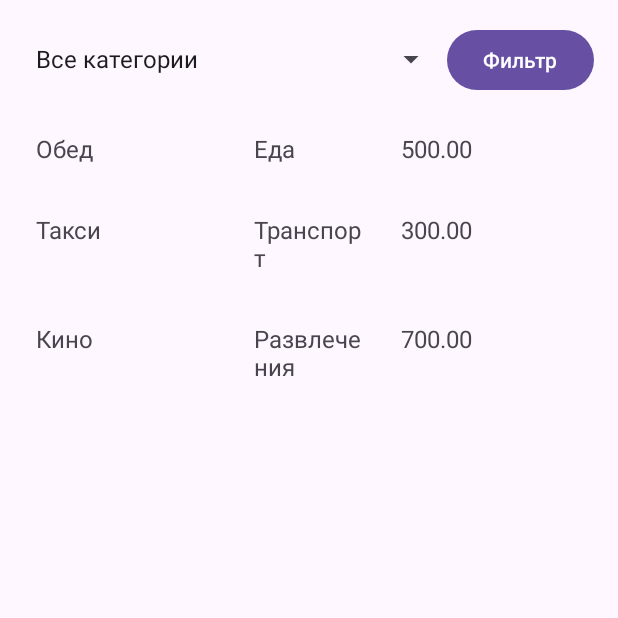
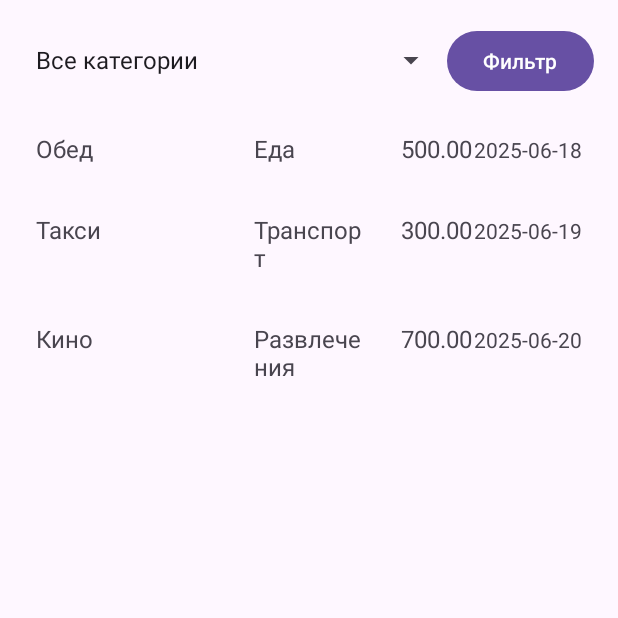
Before and after one commit to minnymaster/android, an Android app: the screen it shows after launch (ExpensesActivity), after a tap on "Траты", on a phone screen of 412 x 824 dp, the top half of it. Run offline under Robolectric (Android 15) with nearby library versions, the phone set to English and light mode, and no system bars; libraries missing offline, so code that uses them is left out: com.github.mikephil.charting; 20 statements that could not run were skipped.

Commit message:
feat: Фикс багов

```diff
--- a/app/src/main/java/org/hse/finance/DB.java
+++ b/app/src/main/java/org/hse/finance/DB.java
@@ -60,12 +60,12 @@ public class DB extends SQLiteOpenHelper {
         int funCatId = getCategoryIdByName(db, "Развлечения");
 
         // Добавляем траты
-        db.execSQL("INSERT OR IGNORE INTO " + T_SPEND + "(" + SPEND_NAME + "," + SPEND_CAT + "," + SPEND_COST + ") " +
-                "VALUES ('Обед', " + foodCatId + ", 500)");
-        db.execSQL("INSERT OR IGNORE INTO " + T_SPEND + "(" + SPEND_NAME + "," + SPEND_CAT + "," + SPEND_COST + ") " +
-                "VALUES ('Такси'," + transportCatId + " , 300)");
-        db.execSQL("INSERT OR IGNORE INTO " + T_SPEND + "(" + SPEND_NAME + "," + SPEND_CAT + "," + SPEND_COST + ") " +
-                "VALUES ('Кино', " + funCatId + ", 700)");
+        db.execSQL("INSERT OR IGNORE INTO " + T_SPEND + "(" + SPEND_NAME + "," + SPEND_CAT + "," + SPEND_COST + "," + SPEND_DATE + ") " +
+                "VALUES ('Обед', " + foodCatId + ", 500, '2025-06-18')");
+        db.execSQL("INSERT OR IGNORE INTO " + T_SPEND + "(" + SPEND_NAME + "," + SPEND_CAT + "," + SPEND_COST + "," + SPEND_DATE + ") " +
+                "VALUES ('Такси'," + transportCatId + " , 300, '2025-06-19')");
+        db.execSQL("INSERT OR IGNORE INTO " + T_SPEND + "(" + SPEND_NAME + "," + SPEND_CAT + "," + SPEND_COST + "," + SPEND_DATE + ") " +
+                "VALUES ('Кино', " + funCatId + ", 700, '2025-06-20')");
     }
 
     @Override
--- a/app/src/main/res/layout/activity_expenses.xml
+++ b/app/src/main/res/layout/activity_expenses.xml
@@ -15,7 +15,8 @@
             android:id="@+id/spinnerCategories"
             android:layout_width="0dp"
             android:layout_height="wrap_content"
-            android:layout_weight="1" />
+            android:layout_weight="1"
+            android:minHeight="48dp" />
 
         <Button
             android:id="@+id/buttonFilter"
```
